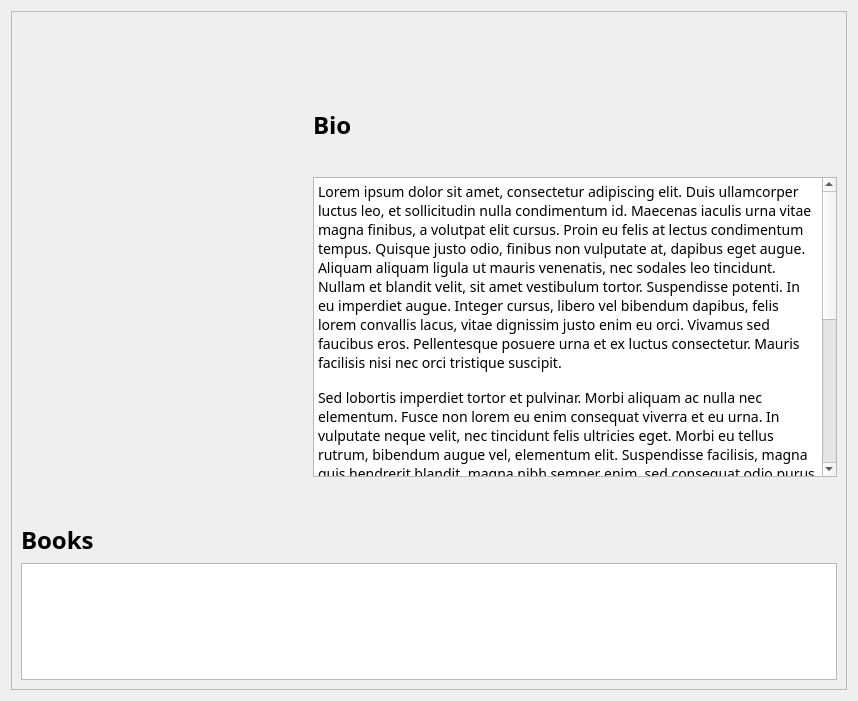
yunag/QLibraryManagementSystem, file src/forms/authordetailsdialog.ui: the form before one commit.
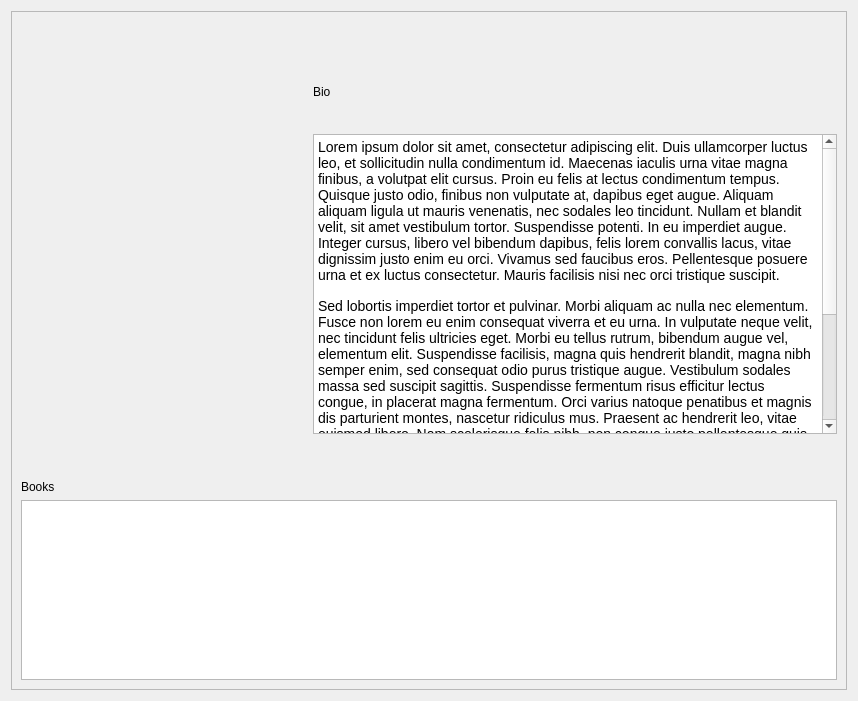
The form after the commit. Icons and pictures are not drawn. Custom widgets are drawn as their Qt base class.

```diff
--- a/src/forms/authordetailsdialog.ui
+++ b/src/forms/authordetailsdialog.ui
@@ -41,7 +41,7 @@
         <x>0</x>
         <y>0</y>
         <width>821</width>
-        <height>712</height>
+        <height>721</height>
        </rect>
       </property>
       <layout class="QVBoxLayout" name="verticalLayout_4">
@@ -105,14 +105,6 @@
                <height>0</height>
               </size>
              </property>
-             <property name="font">
-              <font>
-               <family>Montserrat</family>
-               <pointsize>20</pointsize>
-               <bold>true</bold>
-               <underline>true</underline>
-              </font>
-             </property>
              <property name="text">
               <string>&lt;Author name&gt;</string>
              </property>
@@ -139,14 +131,6 @@
            </item>
            <item>
             <widget class="QLabel" name="label_2">
-             <property name="font">
-              <font>
-               <family>Montserrat</family>
-               <pointsize>18</pointsize>
-               <bold>true</bold>
-               <underline>false</underline>
-              </font>
-             </property>
              <property name="text">
               <string>Bio</string>
              </property>
@@ -176,11 +160,6 @@
                <height>300</height>
               </size>
              </property>
-             <property name="font">
-              <font>
-               <family>Montserrat</family>
-              </font>
-             </property>
              <property name="readOnly">
               <bool>true</bool>
              </property>
@@ -191,7 +170,7 @@
 hr { height: 1px; border-width: 0; }
 li.unchecked::marker { content: &quot;\2610&quot;; }
 li.checked::marker { content: &quot;\2612&quot;; }
-&lt;/style&gt;&lt;/head&gt;&lt;body style=&quot; font-family:'Montserrat'; font-size:9pt; font-weight:400; font-style:normal;&quot;&gt;
+&lt;/style&gt;&lt;/head&gt;&lt;body style=&quot; font-family:'Segoe UI'; font-size:9pt; font-weight:400; font-style:normal;&quot;&gt;
 &lt;p style=&quot; margin-top:0px; margin-bottom:15px; margin-left:0px; margin-right:0px; -qt-block-indent:0; text-indent:0px; background-color:#ffffff;&quot;&gt;&lt;span style=&quot; font-family:'Open Sans','Arial','sans-serif'; font-size:14px; color:#000000; background-color:#ffffff;&quot;&gt;Lorem ipsum dolor sit amet, consectetur adipiscing elit. Duis ullamcorper luctus leo, et sollicitudin nulla condimentum id. Maecenas iaculis urna vitae magna finibus, a volutpat elit cursus. Proin eu felis at lectus condimentum tempus. Quisque justo odio, finibus non vulputate at, dapibus eget augue. Aliquam aliquam ligula ut mauris venenatis, nec sodales leo tincidunt. Nullam et blandit velit, sit amet vestibulum tortor. Suspendisse potenti. In eu imperdiet augue. Integer cursus, libero vel bibendum dapibus, felis lorem convallis lacus, vitae dignissim justo enim eu orci. Vivamus sed faucibus eros. Pellentesque posuere urna et ex luctus consectetur. Mauris facilisis nisi nec orci tristique suscipit.&lt;/span&gt;&lt;/p&gt;
 &lt;p style=&quot; margin-top:0px; margin-bottom:15px; margin-left:0px; margin-right:0px; -qt-block-indent:0; text-indent:0px; background-color:#ffffff;&quot;&gt;&lt;span style=&quot; font-family:'Open Sans','Arial','sans-serif'; font-size:14px; color:#000000; background-color:#ffffff;&quot;&gt;Sed lobortis imperdiet tortor et pulvinar. Morbi aliquam ac nulla nec elementum. Fusce non lorem eu enim consequat viverra et eu urna. In vulputate neque velit, nec tincidunt felis ultricies eget. Morbi eu tellus rutrum, bibendum augue vel, elementum elit. Suspendisse facilisis, magna quis hendrerit blandit, magna nibh semper enim, sed consequat odio purus tristique augue. Vestibulum sodales massa sed suscipit sagittis. Suspendisse fermentum risus efficitur lectus congue, in placerat magna fermentum. Orci varius natoque penatibus et magnis dis parturient montes, nascetur ridiculus mus. Praesent ac hendrerit leo, vitae euismod libero. Nam scelerisque felis nibh, non congue justo pellentesque quis. Curabitur eget orci vitae sem hendrerit tincidunt.&lt;/span&gt;&lt;/p&gt;
 &lt;p style=&quot; margin-top:0px; margin-bottom:15px; margin-left:0px; margin-right:0px; -qt-block-indent:0; text-indent:0px; background-color:#ffffff;&quot;&gt;&lt;span style=&quot; font-family:'Open Sans','Arial','sans-serif'; font-size:14px; color:#000000; background-color:#ffffff;&quot;&gt;Donec a consectetur erat, a iaculis urna. Quisque metus ipsum, sodales eu suscipit eget, maximus vel diam. Maecenas in augue ut sem sagittis volutpat. Nunc id quam convallis, sagittis velit sit amet, feugiat urna. Aliquam vestibulum eu quam congue sollicitudin. Mauris semper luctus nulla eget auctor. Nunc pulvinar leo non neque dictum pellentesque. Donec at velit metus. In elementum sem pretium, rutrum magna sollicitudin, vehicula nisl. Quisque sed nisi justo. Fusce ut lorem dictum, consectetur augue id, sagittis nulla. Fusce sit amet efficitur lectus. Vivamus lacus erat, consectetur vel accumsan id, posuere sit amet purus. Lorem ipsum dolor sit amet, consectetur adipiscing elit.&lt;/span&gt;&lt;/p&gt;&lt;/body&gt;&lt;/html&gt;</string>
@@ -220,14 +199,6 @@
        </item>
        <item>
         <widget class="QLabel" name="label_3">
-         <property name="font">
-          <font>
-           <family>Montserrat</family>
-           <pointsize>18</pointsize>
-           <bold>true</bold>
-           <underline>false</underline>
-          </font>
-         </property>
          <property name="text">
           <string>Books</string>
          </property>
@@ -241,11 +212,6 @@
            <verstretch>0</verstretch>
           </sizepolicy>
          </property>
-         <property name="font">
-          <font>
-           <family>Montserrat</family>
-          </font>
-         </property>
          <property name="verticalScrollBarPolicy">
           <enum>Qt::ScrollBarAlwaysOff</enum>
          </property>
```
